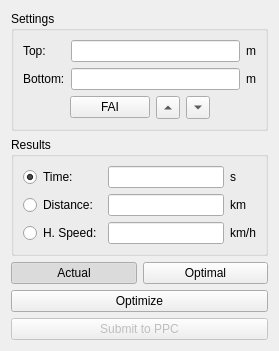
First picture: the form in src/ppcform.ui, repository flysight/flysight-viewer-qt, before the edit.
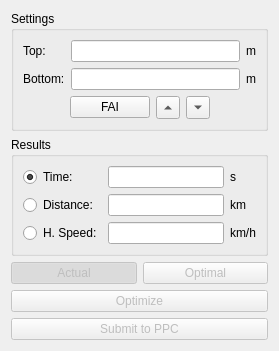
Second picture: the form after the edit.

The edit to the form file:
```diff
--- a/src/ppcform.ui
+++ b/src/ppcform.ui
@@ -201,6 +201,9 @@
     <layout class="QHBoxLayout" name="horizontalLayout_2">
      <item>
       <widget class="QPushButton" name="actualButton">
+       <property name="enabled">
+        <bool>false</bool>
+       </property>
        <property name="text">
         <string>Actual</string>
        </property>
@@ -214,6 +217,9 @@
      </item>
      <item>
       <widget class="QPushButton" name="optimalButton">
+       <property name="enabled">
+        <bool>false</bool>
+       </property>
        <property name="text">
         <string>Optimal</string>
        </property>
@@ -226,6 +232,9 @@
    </item>
    <item>
     <widget class="QPushButton" name="optimizeButton">
+     <property name="enabled">
+      <bool>false</bool>
+     </property>
      <property name="text">
       <string>Optimize</string>
      </property>
```
Left out of the diff: 9 changed lines with no effect on the pictures.
